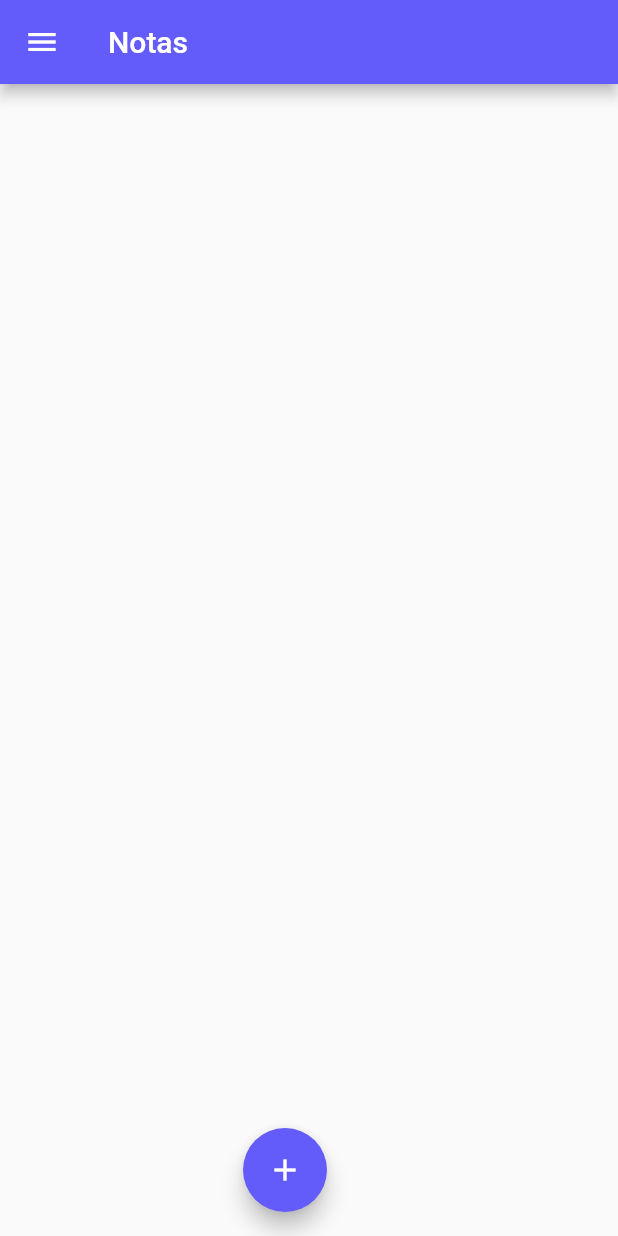
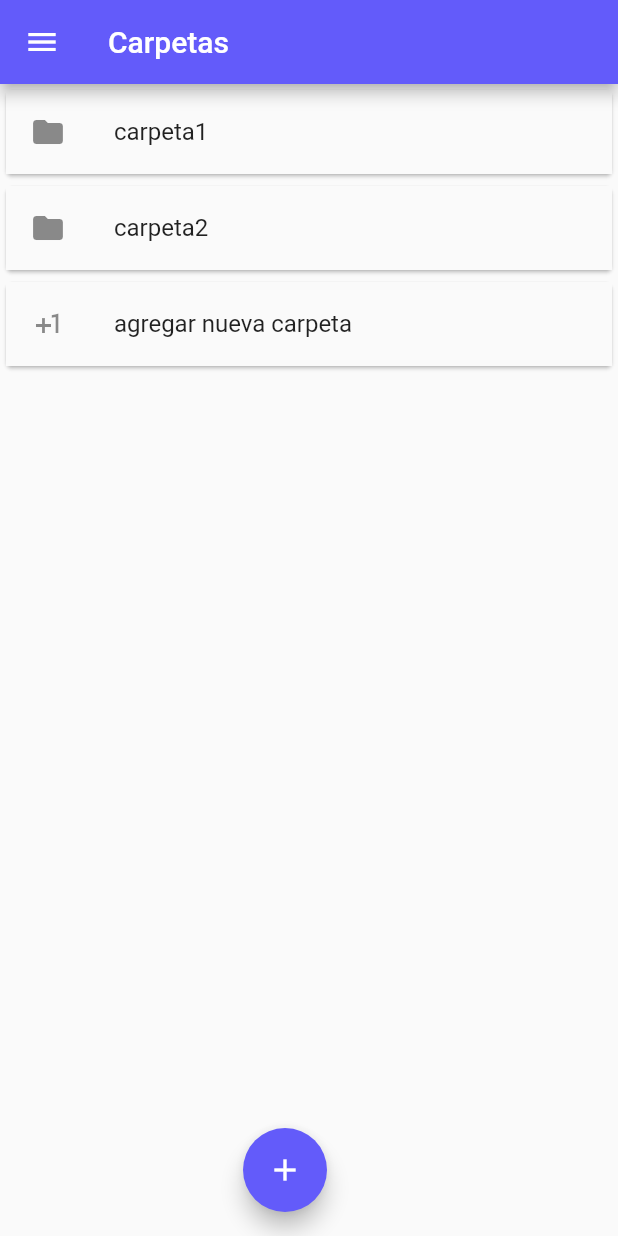
Before and after one commit to Solid-Coders-UCAB/NotesProject-Naranja-Frontend, a Flutter app: the folderHome screen opened directly, on a phone screen of 412 x 824 dp. Run offline on Flutter 3.47's test engine with Material 2 defaults, Android fonts, the phone set to English and light mode, and no system bars; our stand-ins replace avatar_glow, either_dart, image_picker, internet_connection_checker, screenshot, speech_to_text; missing offline and left inert: google_ml_kit.

Commit message:
agregada interfaz base para ver carpetas

```diff
--- a/notasFrontNaranja/lib/domain/folder.dart
+++ b/notasFrontNaranja/lib/domain/folder.dart
@@ -1,11 +1,24 @@
+import 'package:either_dart/either.dart';
 import 'package:firstapp/domain/nota.dart';
 
+import 'errores.dart';
+
 class folder {
+
  String? id;
  String name;
  List<Nota>? notas;
 
- folder({this.id,required this.name,this.notas});
+ folder({this.id,required this.name});
 
+  static Either<MyError,folder> create({
+    required String name,
+    String? id
+  }){
+    return Right( folder(
+      name: name,
+      id: id,
+    ) );
+  }
 
 }
--- a/notasFrontNaranja/lib/infrastructure/views/folderWidgets/folderHome.dart
+++ b/notasFrontNaranja/lib/infrastructure/views/folderWidgets/folderHome.dart
@@ -1,3 +1,4 @@
+import 'package:firstapp/infrastructure/views/widgets.dart';
 import 'package:flutter/material.dart';
 
 import '../../../domain/folder.dart';
@@ -17,12 +18,14 @@ class folderHomeState extends State<folderHome> {
 
   bool loading = false;
   List<folder> folders = <folder>[];
+  final TextEditingController buscarNota = TextEditingController(text: '');
   //homeFolderController controller = controllerFactory.createHomeFolderController();
 
   @override
   void initState() {
     super.initState();
-    //showAllFolders();
+    folders.add(folder(name: 'carpeta1'));
+    folders.add(folder(name: 'carpeta2'));
   }
 
   @override
@@ -30,7 +33,7 @@ class folderHomeState extends State<folderHome> {
     return Scaffold(
       appBar: AppBar(
         backgroundColor: const Color.fromARGB(255, 99, 91, 250),
-        title: const Text("Notas"),
+        title: const Text("Carpetas"),
         leading: Builder(
           builder: (BuildContext context) {
             return IconButton(
@@ -63,16 +66,44 @@ class folderHomeState extends State<folderHome> {
           ? const Center(
               child: SizedBox(
                   width: 30, height: 30, child: CircularProgressIndicator()))
-          : ListView.builder(
-              itemCount: folders.length,
-              itemBuilder: (context, index) {
-                return Text('por hacer');
-              },
-              scrollDirection: Axis.vertical,
-              shrinkWrap: true,
-            ),
-    );
+          :
+          listaCarpetas()
+        );
+
   }
+
+  Widget listaCarpetas(){
+
+     return
+                 ListView.builder(
+                          itemCount: folders.length + 1 ,
+                          itemBuilder: (context, index) {
+                            if (index == folders.length){
+                              return const Card(
+                                      child:
+                                       Material(
+                                          child: ListTile(
+                                          title: Text("agregar nueva carpeta"),
+                                          leading: Icon(Icons.plus_one))));
+                            }
+                                return(Card(
+                                      child:
+                                       Material(
+                                          child: ListTile(
+                                          title: Text(folders[index].name),
+                                          leading: const Icon(Icons.folder),
+        ),
+      )
+    ));
+                          },
+                          scrollDirection: Axis.vertical,
+                          shrinkWrap: true,
+     );
+
+  }
+
+
+
 
   void reset() {
     setState(() {
```
